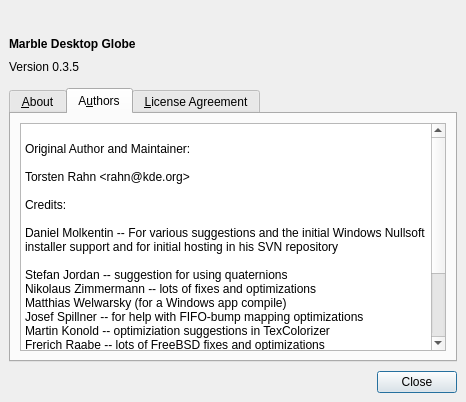
Qt form src/katlasaboutdialog.ui (KDE/marble) before a commit.
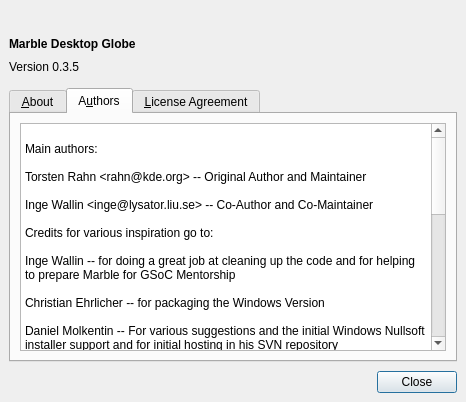
The same form after that commit. The open tabs and pages were chosen to show the change. Icons and pictures are not drawn.

Commit message: And fixing the credits here as well. D'oh. This needs to be cleaned up and done much better ....

The edit to the form file:
```diff
--- a/src/katlasaboutdialog.ui
+++ b/src/katlasaboutdialog.ui
@@ -128,26 +128,42 @@
          <property name="html" >
           <string>&lt;html>&lt;head>&lt;meta name="qrichtext" content="1" />&lt;style type="text/css">
 p, li { white-space: pre-wrap; }
-&lt;/style>&lt;/head>&lt;body style=" font-family:'Sans Serif'; font-size:9pt; font-weight:400; font-style:normal; text-decoration:none;">
+&lt;/style>&lt;/head>&lt;body style=" font-family:'Sans Serif'; font-size:9pt; font-weight:400; font-style:normal;">
 &lt;p style="-qt-paragraph-type:empty; margin-top:0px; margin-bottom:0px; margin-left:0px; margin-right:0px; -qt-block-indent:0; text-indent:0px;">&lt;/p>
-&lt;p style=" margin-top:0px; margin-bottom:0px; margin-left:0px; margin-right:0px; -qt-block-indent:0; text-indent:0px;">Original Author and Maintainer:&lt;/p>
+&lt;p style=" margin-top:0px; margin-bottom:0px; margin-left:0px; margin-right:0px; -qt-block-indent:0; text-indent:0px;">Main authors:&lt;/p>
 &lt;p style="-qt-paragraph-type:empty; margin-top:0px; margin-bottom:0px; margin-left:0px; margin-right:0px; -qt-block-indent:0; text-indent:0px;">&lt;/p>
-&lt;p style=" margin-top:0px; margin-bottom:0px; margin-left:0px; margin-right:0px; -qt-block-indent:0; text-indent:0px;">Torsten Rahn &amp;lt;rahn@kde.org&amp;gt;&lt;/p>
+&lt;p style=" margin-top:0px; margin-bottom:0px; margin-left:0px; margin-right:0px; -qt-block-indent:0; text-indent:0px;">Torsten Rahn &amp;lt;rahn@kde.org&amp;gt; -- Original Author and Maintainer&lt;/p>
 &lt;p style="-qt-paragraph-type:empty; margin-top:0px; margin-bottom:0px; margin-left:0px; margin-right:0px; -qt-block-indent:0; text-indent:0px;">&lt;/p>
-&lt;p style=" margin-top:0px; margin-bottom:0px; margin-left:0px; margin-right:0px; -qt-block-indent:0; text-indent:0px;">Credits:&lt;/p>
+&lt;p style=" margin-top:0px; margin-bottom:0px; margin-left:0px; margin-right:0px; -qt-block-indent:0; text-indent:0px;">Inge Wallin &amp;lt;inge@lysator.liu.se&amp;gt; -- Co-Author and Co-Maintainer&lt;/p>
+&lt;p style="-qt-paragraph-type:empty; margin-top:0px; margin-bottom:0px; margin-left:0px; margin-right:0px; -qt-block-indent:0; text-indent:0px;">&lt;/p>
+&lt;p style=" margin-top:0px; margin-bottom:0px; margin-left:0px; margin-right:0px; -qt-block-indent:0; text-indent:0px;">Credits for various inspiration go to:&lt;/p>
+&lt;p style="-qt-paragraph-type:empty; margin-top:0px; margin-bottom:0px; margin-left:0px; margin-right:0px; -qt-block-indent:0; text-indent:0px;">&lt;/p>
+&lt;p style=" margin-top:0px; margin-bottom:0px; margin-left:0px; margin-right:0px; -qt-block-indent:0; text-indent:0px;">Inge Wallin -- for doing a great job at cleaning up the code and for helping to prepare Marble for GSoC Mentorship&lt;/p>
+&lt;p style="-qt-paragraph-type:empty; margin-top:0px; margin-bottom:0px; margin-left:0px; margin-right:0px; -qt-block-indent:0; text-indent:0px;">&lt;/p>
+&lt;p style=" margin-top:0px; margin-bottom:0px; margin-left:0px; margin-right:0px; -qt-block-indent:0; text-indent:0px;">Christian Ehrlicher -- for packaging the Windows Version&lt;/p>
 &lt;p style="-qt-paragraph-type:empty; margin-top:0px; margin-bottom:0px; margin-left:0px; margin-right:0px; -qt-block-indent:0; text-indent:0px;">&lt;/p>
 &lt;p style=" margin-top:0px; margin-bottom:0px; margin-left:0px; margin-right:0px; -qt-block-indent:0; text-indent:0px;">Daniel Molkentin -- For various suggestions and the initial Windows Nullsoft installer support and for initial hosting in his SVN repository &lt;/p>
-&lt;p style="-qt-paragraph-type:empty; margin-top:0px; margin-bottom:0px; margin-left:0px; margin-right:0px; -qt-block-indent:0; text-indent:0px;">&lt;/p>
+&lt;p style=" margin-top:0px; margin-bottom:0px; margin-left:0px; margin-right:0px; -qt-block-indent:0; text-indent:0px;">	&lt;/p>
 &lt;p style=" margin-top:0px; margin-bottom:0px; margin-left:0px; margin-right:0px; -qt-block-indent:0; text-indent:0px;">Stefan Jordan -- suggestion for using quaternions&lt;/p>
-&lt;p style=" margin-top:0px; margin-bottom:0px; margin-left:0px; margin-right:0px; -qt-block-indent:0; text-indent:0px;">Nikolaus Zimmermann -- lots of fixes and optimizations&lt;/p>
+&lt;p style="-qt-paragraph-type:empty; margin-top:0px; margin-bottom:0px; margin-left:0px; margin-right:0px; -qt-block-indent:0; text-indent:0px;">&lt;/p>
+&lt;p style=" margin-top:0px; margin-bottom:0px; margin-left:0px; margin-right:0px; -qt-block-indent:0; text-indent:0px;">Nikolaus Zimmermann -- lots of fixes and optimizations, Mac OSX packaging&lt;/p>
+&lt;p style="-qt-paragraph-type:empty; margin-top:0px; margin-bottom:0px; margin-left:0px; margin-right:0px; -qt-block-indent:0; text-indent:0px;">&lt;/p>
 &lt;p style=" margin-top:0px; margin-bottom:0px; margin-left:0px; margin-right:0px; -qt-block-indent:0; text-indent:0px;">Matthias Welwarsky (for a Windows app compile)&lt;/p>
+&lt;p style="-qt-paragraph-type:empty; margin-top:0px; margin-bottom:0px; margin-left:0px; margin-right:0px; -qt-block-indent:0; text-indent:0px;">&lt;/p>
 &lt;p style=" margin-top:0px; margin-bottom:0px; margin-left:0px; margin-right:0px; -qt-block-indent:0; text-indent:0px;">Josef Spillner -- for help with FIFO-bump mapping optimizations&lt;/p>
+&lt;p style="-qt-paragraph-type:empty; margin-top:0px; margin-bottom:0px; margin-left:0px; margin-right:0px; -qt-block-indent:0; text-indent:0px;">&lt;/p>
 &lt;p style=" margin-top:0px; margin-bottom:0px; margin-left:0px; margin-right:0px; -qt-block-indent:0; text-indent:0px;">Martin Konold -- optimiziation suggestions in TexColorizer&lt;/p>
+&lt;p style="-qt-paragraph-type:empty; margin-top:0px; margin-bottom:0px; margin-left:0px; margin-right:0px; -qt-block-indent:0; text-indent:0px;">&lt;/p>
 &lt;p style=" margin-top:0px; margin-bottom:0px; margin-left:0px; margin-right:0px; -qt-block-indent:0; text-indent:0px;">Frerich Raabe -- lots of FreeBSD fixes and optimizations&lt;/p>
+&lt;p style="-qt-paragraph-type:empty; margin-top:0px; margin-bottom:0px; margin-left:0px; margin-right:0px; -qt-block-indent:0; text-indent:0px;">&lt;/p>
 &lt;p style=" margin-top:0px; margin-bottom:0px; margin-left:0px; margin-right:0px; -qt-block-indent:0; text-indent:0px;">Joseph Wenninger -- adding initial cmake support&lt;/p>
+&lt;p style="-qt-paragraph-type:empty; margin-top:0px; margin-bottom:0px; margin-left:0px; margin-right:0px; -qt-block-indent:0; text-indent:0px;">&lt;/p>
 &lt;p style=" margin-top:0px; margin-bottom:0px; margin-left:0px; margin-right:0px; -qt-block-indent:0; text-indent:0px;">Fredrik Höglund -- testing and bugfixes&lt;/p>
+&lt;p style="-qt-paragraph-type:empty; margin-top:0px; margin-bottom:0px; margin-left:0px; margin-right:0px; -qt-block-indent:0; text-indent:0px;">&lt;/p>
 &lt;p style=" margin-top:0px; margin-bottom:0px; margin-left:0px; margin-right:0px; -qt-block-indent:0; text-indent:0px;">Carlos Licea -- for improvements on the scale bar code&lt;/p>
 &lt;p style="-qt-paragraph-type:empty; margin-top:0px; margin-bottom:0px; margin-left:0px; margin-right:0px; -qt-block-indent:0; text-indent:0px;">&lt;/p>
+&lt;p style=" margin-top:0px; margin-bottom:0px; margin-left:0px; margin-right:0px; -qt-block-indent:0; text-indent:0px;">Thomas Zander -- for various fixes and bugreports&lt;/p>
+&lt;p style="-qt-paragraph-type:empty; margin-top:0px; margin-bottom:0px; margin-left:0px; margin-right:0px; -qt-block-indent:0; text-indent:0px;">&lt;/p>
 &lt;p style=" margin-top:0px; margin-bottom:0px; margin-left:0px; margin-right:0px; -qt-block-indent:0; text-indent:0px;">And special thanks to Rainer Endres for working on worldwide.kde.org and testing.&lt;/p>
 &lt;p style="-qt-paragraph-type:empty; margin-top:0px; margin-bottom:0px; margin-left:0px; margin-right:0px; -qt-block-indent:0; text-indent:0px;">&lt;/p>&lt;/body>&lt;/html></string>
          </property>
```
Left out of the diff: 68 changed lines with no effect on the pictures.
